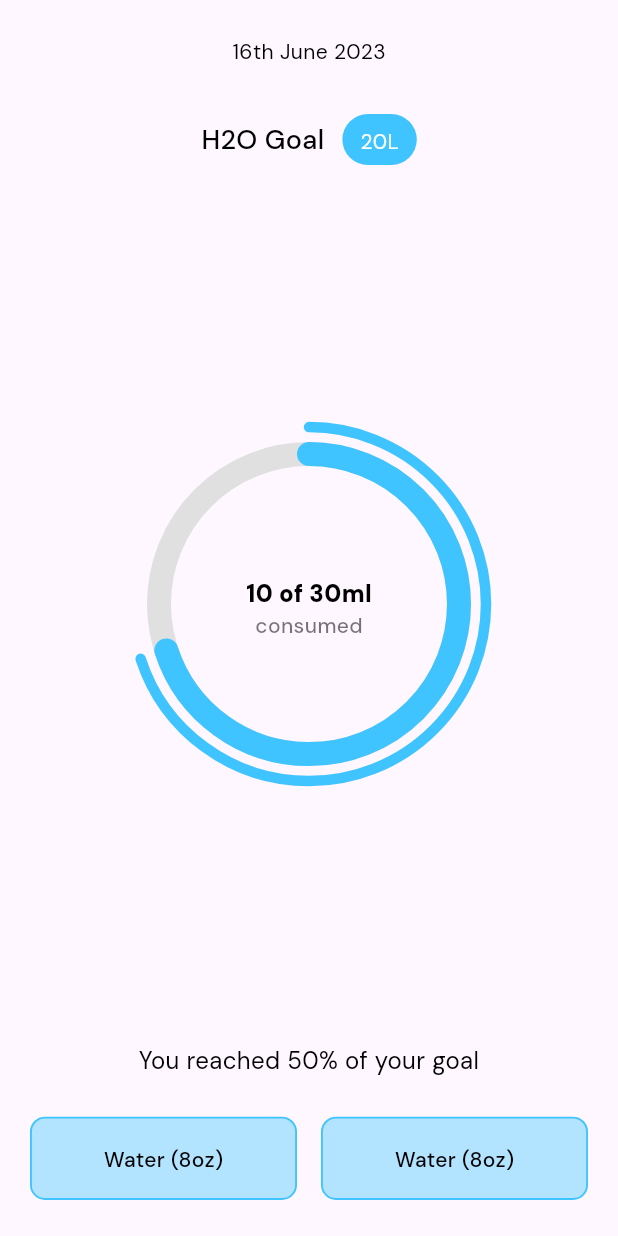
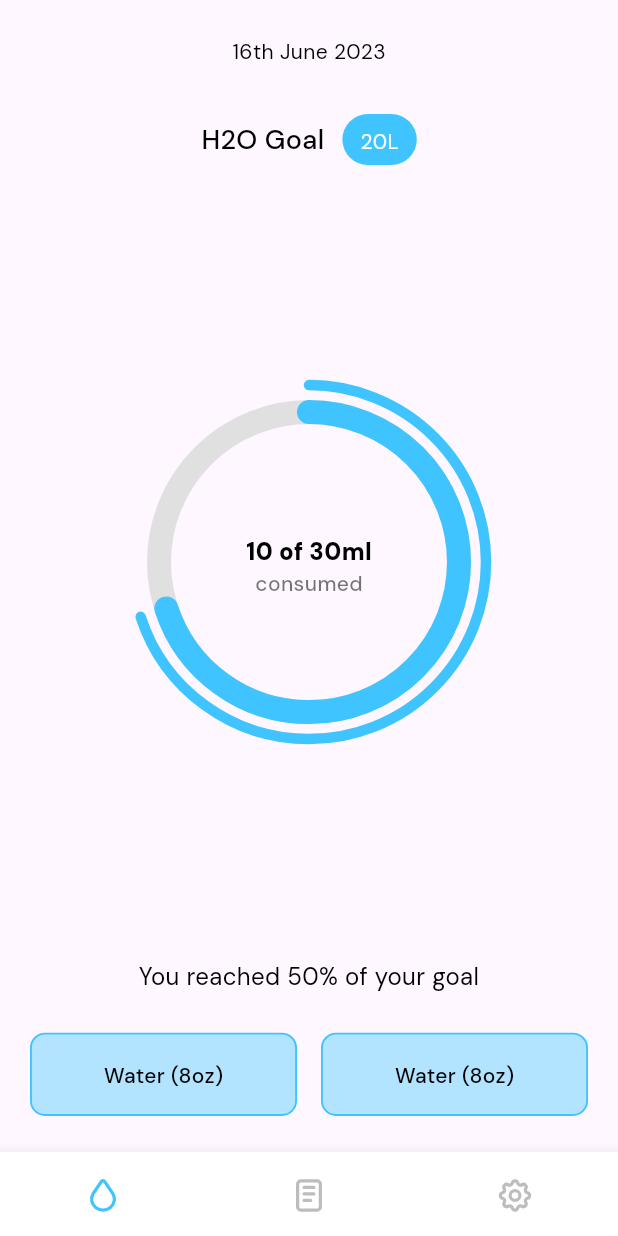
Before and after one commit to devwraithe/water_intake_reminder, a Flutter app: the screen it shows after launch, on a phone screen of 412 x 824 dp. Run offline on Flutter 3.47's test engine with Material 3 defaults, Android fonts, the phone set to English and light mode, and no system bars; our stand-ins replace flutter_tabler_icons.

Commit message:
improve the bottom navbar

```diff
--- a/lib/main.dart
+++ b/lib/main.dart
@@ -1,5 +1,5 @@
 import 'package:flutter/material.dart';
-import 'package:water_intake_reminder/presentation/screens/home_screen.dart';
+import 'package:water_intake_reminder/presentation/screens/dashboard_screen.dart';
 
 void main() {
   runApp(const MyApp());
@@ -16,7 +16,7 @@ class MyApp extends StatelessWidget {
         useMaterial3: true,
         fontFamily: 'DM Sans',
       ),
-      home: const MyHomePage(),
+      home: const DashboardScreen(),
     );
   }
 }
--- /dev/null
+++ b/lib/presentation/screens/dashboard_screen.dart
@@ -0,0 +1,64 @@
+import 'package:flutter/material.dart';
+import 'package:flutter_tabler_icons/flutter_tabler_icons.dart';
+import 'package:water_intake_reminder/presentation/screens/tabs/home_tab.dart';
+import 'package:water_intake_reminder/presentation/screens/tabs/logs_tab.dart';
+import 'package:water_intake_reminder/presentation/screens/tabs/settings_tab.dart';
+
+class DashboardScreen extends StatefulWidget {
+  const DashboardScreen({super.key});
+
+  @override
+  State<DashboardScreen> createState() => _DashboardScreenState();
+}
+
+class _DashboardScreenState extends State<DashboardScreen> {
+  int _selectedTab = 0;
+
+  final _tabs = const [
+    HomeTab(),
+    LogsTab(),
+    SettingsTab(),
+  ];
+
+  @override
+  Widget build(BuildContext context) {
+    return Scaffold(
+      body: SafeArea(
+        child: _tabs[_selectedTab],
+      ),
+      bottomNavigationBar: BottomNavigationBar(
+        type: BottomNavigationBarType.fixed,
+        backgroundColor: Colors.white,
+        showSelectedLabels: false,
+        showUnselectedLabels: false,
+        selectedLabelStyle: const TextStyle(height: 0.86),
+        unselectedLabelStyle: const TextStyle(height: 0.86),
+        items: [
+          _bottomNavItem(TablerIcons.droplet, "Dashboard"),
+          _bottomNavItem(TablerIcons.notes, "Logs"),
+          _bottomNavItem(TablerIcons.settings, "Settings"),
+        ],
+        onTap: (index) {
+          setState(() => _selectedTab = index);
+        },
+        currentIndex: _selectedTab,
+      ),
+    );
+  }
+
+  _bottomNavItem(IconData icon, String label) {
+    return BottomNavigationBarItem(
+      icon: Icon(
+        icon,
+        color: Colors.grey[400],
+        size: 26,
+      ),
+      activeIcon: Icon(
+        icon,
+        color: Colors.lightBlueAccent,
+        size: 26,
+      ),
+      label: label,
+    );
+  }
+}
--- a/lib/presentation/screens/home_screen.dart
+++ b/lib/presentation/screens/tabs/home_tab.dart
@@ -3,15 +3,15 @@ import 'package:water_intake_reminder/core/helpers/text_style_helper.dart';
 import 'package:water_intake_reminder/core/widgets/custom_button.dart';
 import 'package:water_intake_reminder/core/widgets/custom_chip.dart';
 
-import '../../core/widgets/cup_paint.dart';
+import '../../../core/widgets/cup_paint.dart';
 
-class MyHomePage extends StatefulWidget {
-  const MyHomePage({super.key});
+class HomeTab extends StatefulWidget {
+  const HomeTab({super.key});
   @override
-  State<MyHomePage> createState() => _MyHomePageState();
+  State<HomeTab> createState() => _HomeTabState();
 }
 
-class _MyHomePageState extends State<MyHomePage> {
+class _HomeTabState extends State<HomeTab> {
   @override
   Widget build(BuildContext context) {
     return Scaffold(
--- /dev/null
+++ b/lib/presentation/screens/tabs/logs_tab.dart
@@ -0,0 +1,15 @@
+import 'package:flutter/material.dart';
+
+class LogsTab extends StatefulWidget {
+  const LogsTab({super.key});
+
+  @override
+  State<LogsTab> createState() => _LogsTabState();
+}
+
+class _LogsTabState extends State<LogsTab> {
+  @override
+  Widget build(BuildContext context) {
+    return const Placeholder();
+  }
+}
--- /dev/null
+++ b/lib/presentation/screens/tabs/settings_tab.dart
@@ -0,0 +1,15 @@
+import 'package:flutter/material.dart';
+
+class SettingsTab extends StatefulWidget {
+  const SettingsTab({super.key});
+
+  @override
+  State<SettingsTab> createState() => _SettingsTabState();
+}
+
+class _SettingsTabState extends State<SettingsTab> {
+  @override
+  Widget build(BuildContext context) {
+    return const Placeholder();
+  }
+}
--- a/pubspec.yaml
+++ b/pubspec.yaml
@@ -35,6 +35,7 @@ dependencies:
   # The following adds the Cupertino Icons font to your application.
   # Use with the CupertinoIcons class for iOS style icons.
   cupertino_icons: ^1.0.2
+  flutter_tabler_icons: ^1.21.0
 
 dev_dependencies:
   flutter_test:
```
Also changed, not shown: pubspec.lock.
